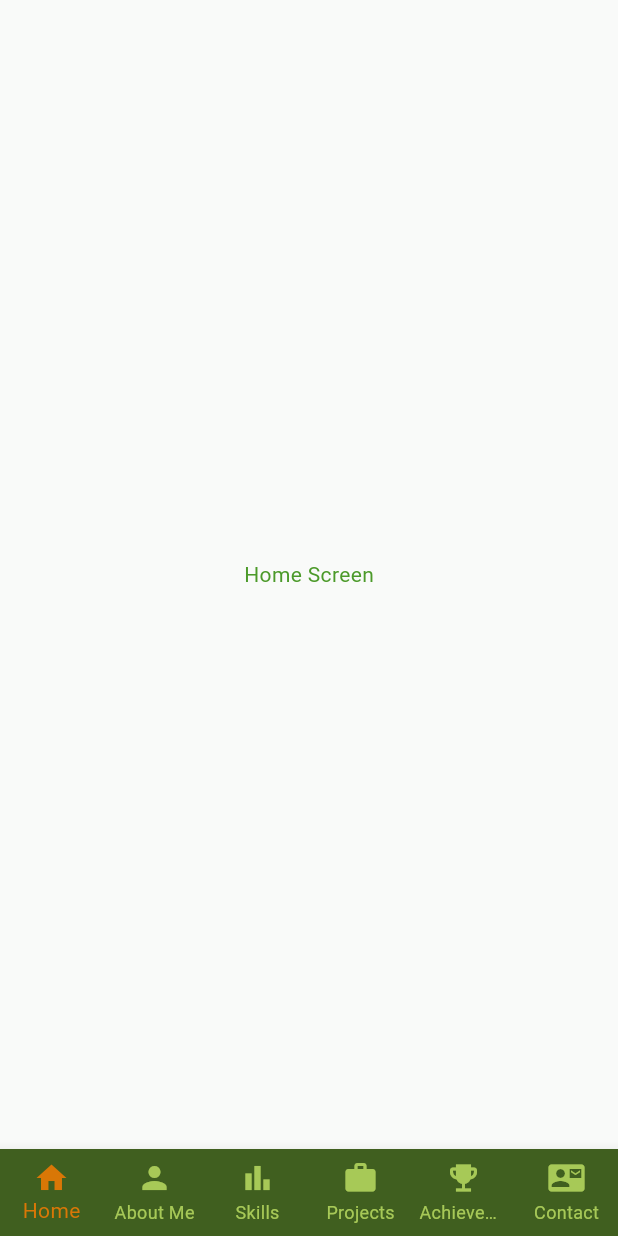
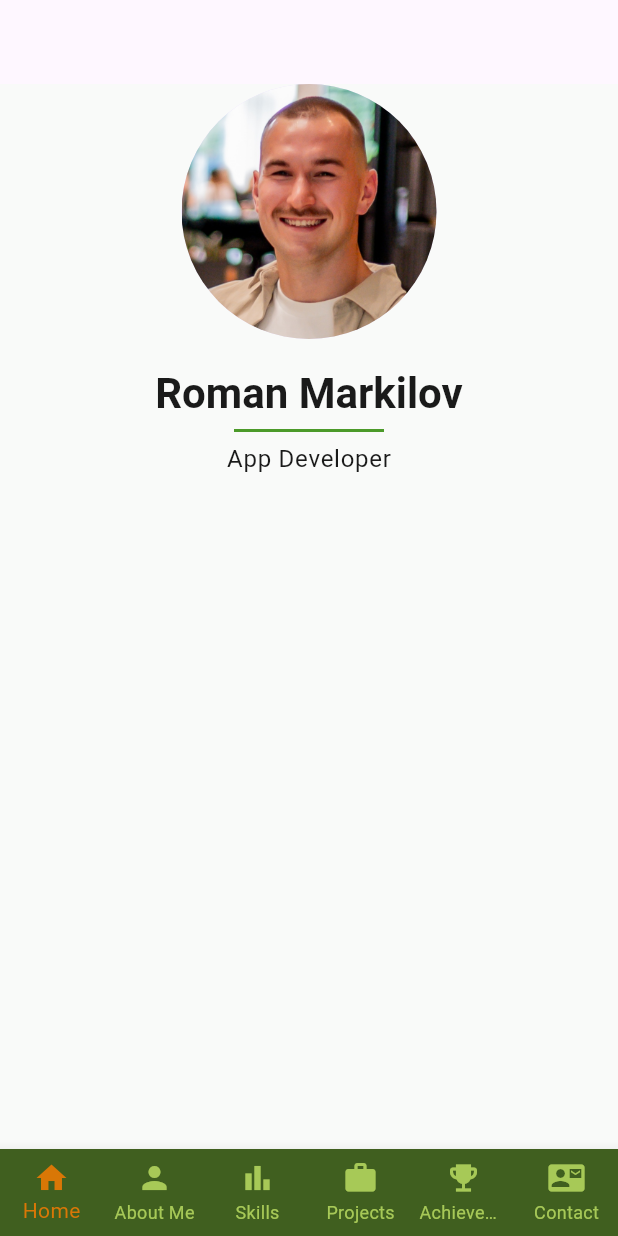
Before and after one commit to RomanMark/profile_card, a Flutter app: the screen it shows after launch, on a phone screen of 412 x 824 dp. Run offline on Flutter 3.47's test engine with Material 3 defaults, Android fonts, the phone set to English and light mode, and no system bars.

Commit message:
added profile picture and started developing the home screen

```diff
--- a/lib/screens/home_screen.dart
+++ b/lib/screens/home_screen.dart
@@ -1,4 +1,6 @@
 import 'package:flutter/material.dart';
+
+import '../appearance/app_colors.dart';
 
 class HomeScreen extends StatefulWidget {
   const HomeScreen({super.key});
@@ -10,9 +12,39 @@ class HomeScreen extends StatefulWidget {
 class _HomeScreenState extends State<HomeScreen> {
   @override
   Widget build(BuildContext context) {
-    return const Scaffold(
-      body: Center(
-        child: Text("Home Screen"),
+    return Scaffold(
+      appBar: AppBar(),
+      body: Padding(
+        padding: EdgeInsets.symmetric(horizontal: 32),
+        child: Column(
+          crossAxisAlignment: CrossAxisAlignment.start,
+          children: [
+            Center(
+              child: Column(
+                children: [
+                  CircleAvatar(
+                    backgroundImage: AssetImage("assets/profile.jpg"),
+                    radius: 85,
+                  ),
+                  SizedBox(height: 18),
+                  Text(
+                    "Roman Markilov",
+                    style: Theme.of(context).textTheme.headlineMedium,
+                  ),
+                  SizedBox(
+                    height: 14,
+                    width: 100,
+                    child: Divider(thickness: 2, color: AppColors.secondary),
+                  ),
+                  Text(
+                    "App Developer",
+                    style: Theme.of(context).textTheme.bodyLarge,
+                  ),
+                ],
+              ),
+            ),
+          ],
+        ),
       ),
     );
   }
--- a/pubspec.yaml
+++ b/pubspec.yaml
@@ -58,9 +58,8 @@ flutter:
   uses-material-design: true
 
   # To add assets to your application, add an assets section, like this:
-  # assets:
-  #   - images/a_dot_burr.jpeg
-  #   - images/a_dot_ham.jpeg
+  assets:
+    - assets/
 
   # An image asset can refer to one or more resolution-specific "variants", see
   # https://flutter.dev/to/resolution-aware-images
```
Also changed, not shown: assets/profile.jpg (added).
